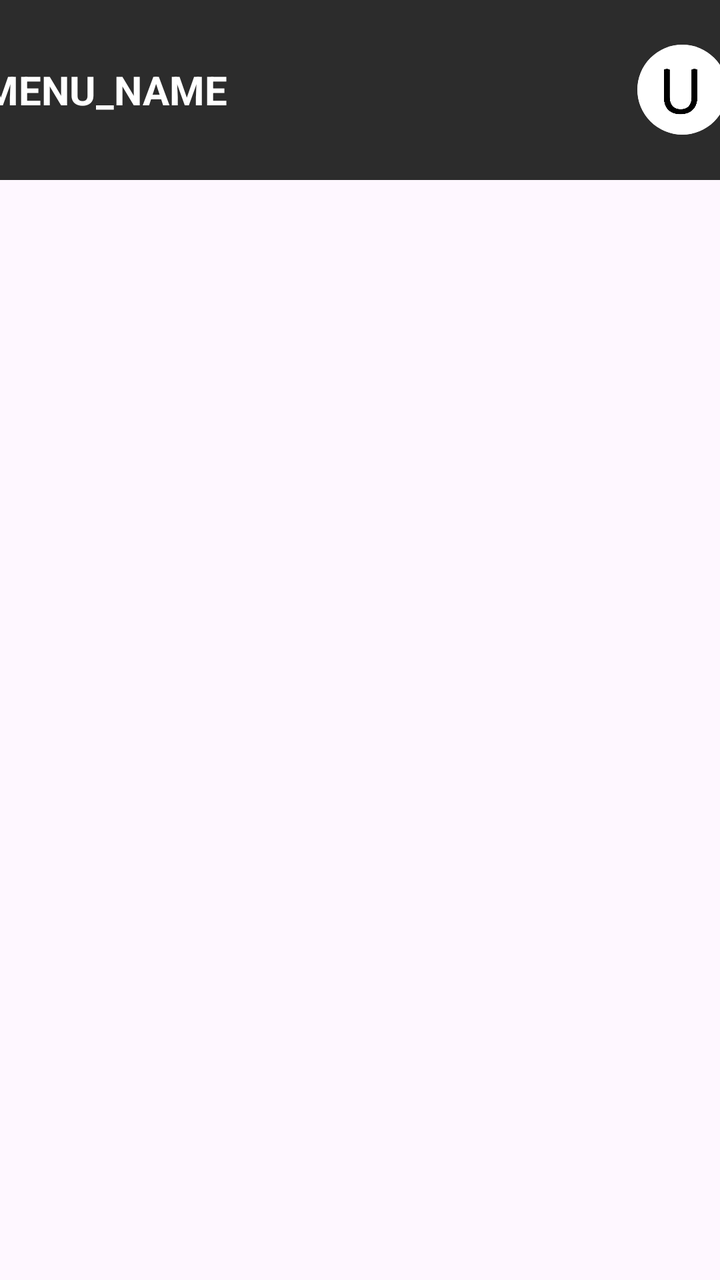
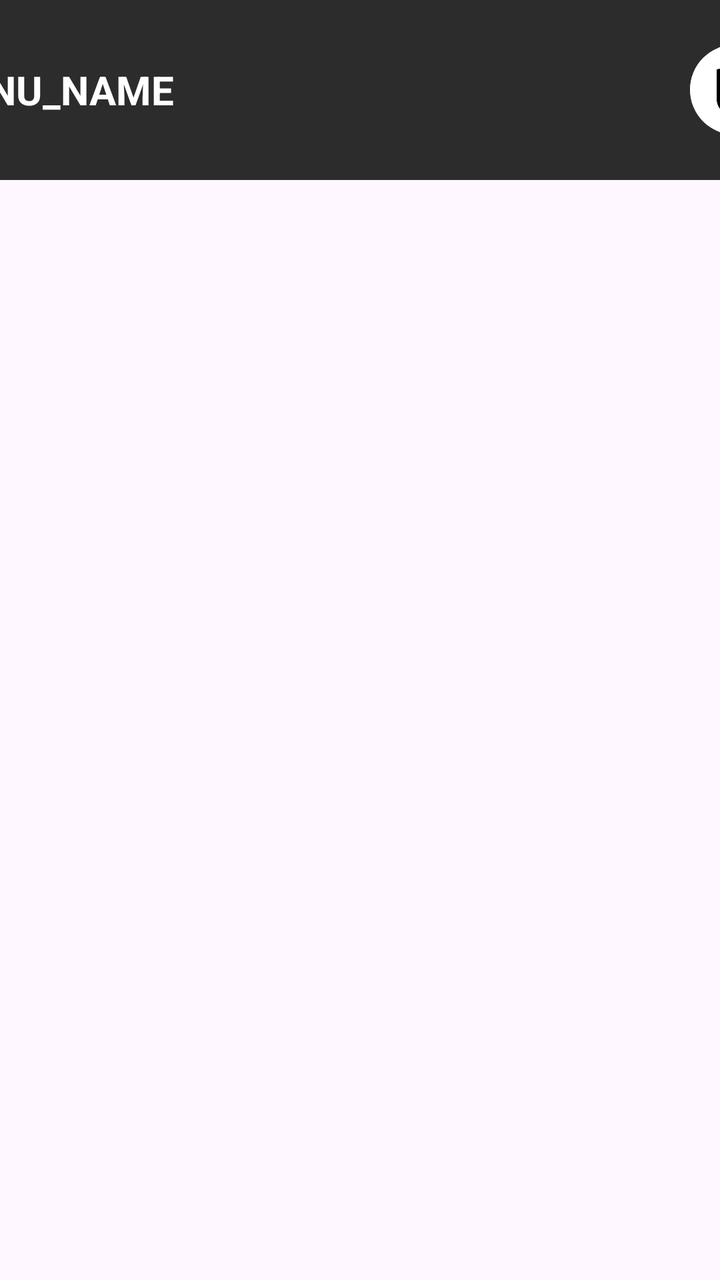

The first picture is an Android layout as it rendered before a commit; the second is the same layout after the commit. The layout source and the unified diff follow.
<!-- AndroidManifest.xml: application theme Theme.Riova -->
<!-- res/layout/header.xml -->
<?xml version="1.0" encoding="utf-8"?>
<androidx.constraintlayout.widget.ConstraintLayout xmlns:android="http://schemas.android.com/apk/res/android"
    xmlns:app="http://schemas.android.com/apk/res-auto"
    android:layout_width="match_parent"
    android:layout_height="match_parent">

    
    <LinearLayout
        android:layout_margin="0dp"
        android:layout_width="match_parent"
        android:layout_height="90dp"
        android:orientation="horizontal"
        android:gravity="center"
        app:layout_constraintTop_toTopOf="parent"
        app:layout_constraintEnd_toEndOf="parent"
        app:layout_constraintStart_toStartOf="parent"
        android:background="@color/footer_back"
        android:id="@+id/header_layout">
        <TextView
            android:layout_width="wrap_content"
            android:layout_height="wrap_content"
            android:textColor="@color/white"
            android:textSize="20sp"
            android:layout_marginEnd="200dp"
            android:text="@string/menu_name"
            style="account_settings_button.xml"
            android:textStyle="bold"
            android:fontFamily="sans-serif"/>
        <ImageButton
            android:id="@+id/accountSettings"
            android:clickable="true"
            android:contentDescription="@string/user_account"
            style="@style/account_settings_button_style"
            app:backgroundTint="@null"
            android:scaleType="fitCenter"
            android:clipToOutline="true"
            android:src="@drawable/user_icon"/>

    </LinearLayout>

</androidx.constraintlayout.widget.ConstraintLayout>
<!-- resources referenced by this layout -->
<resources>
  <color name="footer_back">#2C2C2C</color>
  <color name="white">#FFFFFFFF</color>
  <!-- drawable user_icon: jpg bitmap (drawable, 13505 bytes) -->
  <string name="menu_name">MENU_NAME</string>
  <string name="user_account">User Account</string>
  <style name="account_settings_button_style" parent="Widget.AppCompat.ImageButton">
          <item name="android:layout_width">45dp</item>
          <item name="android:layout_height">45dp</item>
          <item name="android:layout_margin">5dp</item>
          <item name="android:background">@drawable/account_settings_button</item>
          <item name="cornerSize">16dp</item>
          <item name="cornerFamily">rounded</item>
      </style>
  <style name="Theme.Riova" parent="Base.Theme.Riova" />
  <!-- drawable account_settings_button (drawable) -->
  <?xml version="1.0" encoding="utf-8"?>
  <shape xmlns:android="http://schemas.android.com/apk/res/android">
      <solid android:color="#00000000"/>
      <stroke
          android:width="3dp"
          android:color="#FFFFFF"
          />
      <corners
          android:radius="2000dp"
          />
  </shape>
  <style name="Base.Theme.Riova" parent="Theme.Material3.DayNight.NoActionBar">
          
          
      </style>
</resources>

<!-- the commit's change to res/layout/header.xml (unified diff, before → after) -->
@@ -17,18 +17,19 @@
         android:background="@color/footer_back"
         android:id="@+id/header_layout">
         <TextView
-            android:layout_width="wrap_content"
+            android:layout_width="225dp"
             android:layout_height="wrap_content"
             android:textColor="@color/white"
+            android:id="@+id/header_description"
             android:textSize="20sp"
-            android:layout_marginEnd="200dp"
+            android:layout_marginEnd="150dp"
             android:text="@string/menu_name"
             style="account_settings_button.xml"
             android:textStyle="bold"
+            android:textAlignment="textStart"
             android:fontFamily="sans-serif"/>
         <ImageButton
             android:id="@+id/accountSettings"
-            android:clickable="true"
             android:contentDescription="@string/user_account"
             style="@style/account_settings_button_style"
             app:backgroundTint="@null"
<!-- resource entries referenced after the edit -->
@@ -6,6 +6,8 @@
   <string name="menu_name">MENU_NAME</string>
   <string name="user_account">User Account</string>
   <style name="account_settings_button_style" parent="Widget.AppCompat.ImageButton">
+          <item name="android:clickable">true</item>
+          <item name="android:focusable">true</item>
           <item name="android:layout_width">45dp</item>
           <item name="android:layout_height">45dp</item>
           <item name="android:layout_margin">5dp</item>
